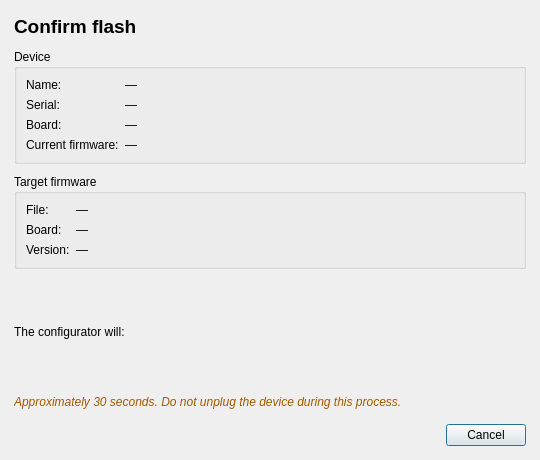
Before: the Qt Designer form src/dialogs/flashconfirmationdialog.ui in anpeaco/FreeJoyXConfiguratorQt, drawn with Qt 5.
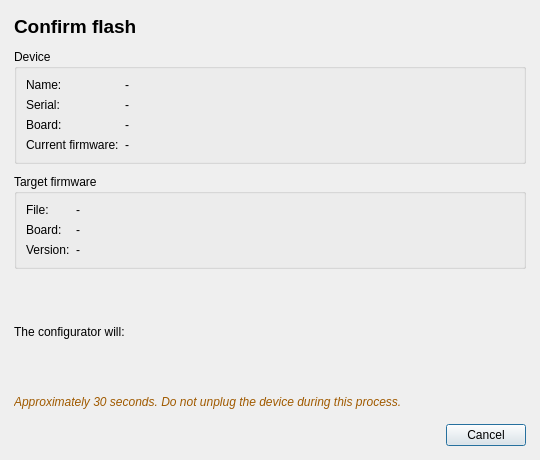
After: the same form once the commit is applied.

Commit message:
Fix XML / build-blocker errors in new ui/cpp files
uic doesn't accept em-dashes or '--' inside XML comments (the latter
ends a comment marker). Round-trip the new layout/dialog files through
ASCII hyphens and rewrite the offending comments. Verified clean by
mingw32-make build producing release/FreeJoyQt.exe.

Diff of the .ui file:
```diff
--- a/src/dialogs/flashconfirmationdialog.ui
+++ b/src/dialogs/flashconfirmationdialog.ui
@@ -44,7 +44,7 @@
        </widget>
       </item>
       <item row="0" column="1">
-       <widget class="QLabel" name="label_DeviceName"><property name="text"><string notr="true">—</string></property></widget>
+       <widget class="QLabel" name="label_DeviceName"><property name="text"><string notr="true">-</string></property></widget>
       </item>
       <item row="1" column="0">
        <widget class="QLabel" name="label_DeviceSerialTag">
@@ -52,7 +52,7 @@
        </widget>
       </item>
       <item row="1" column="1">
-       <widget class="QLabel" name="label_DeviceSerial"><property name="text"><string notr="true">—</string></property></widget>
+       <widget class="QLabel" name="label_DeviceSerial"><property name="text"><string notr="true">-</string></property></widget>
       </item>
       <item row="2" column="0">
        <widget class="QLabel" name="label_DeviceBoardTag">
@@ -60,7 +60,7 @@
        </widget>
       </item>
       <item row="2" column="1">
-       <widget class="QLabel" name="label_DeviceBoard"><property name="text"><string notr="true">—</string></property></widget>
+       <widget class="QLabel" name="label_DeviceBoard"><property name="text"><string notr="true">-</string></property></widget>
       </item>
       <item row="3" column="0">
        <widget class="QLabel" name="label_DeviceFwTag">
@@ -68,7 +68,7 @@
        </widget>
       </item>
       <item row="3" column="1">
-       <widget class="QLabel" name="label_DeviceFw"><property name="text"><string notr="true">—</string></property></widget>
+       <widget class="QLabel" name="label_DeviceFw"><property name="text"><string notr="true">-</string></property></widget>
       </item>
      </layout>
     </widget>
@@ -85,7 +85,7 @@
        </widget>
       </item>
       <item row="0" column="1">
-       <widget class="QLabel" name="label_TargetFile"><property name="text"><string notr="true">—</string></property></widget>
+       <widget class="QLabel" name="label_TargetFile"><property name="text"><string notr="true">-</string></property></widget>
       </item>
       <item row="1" column="0">
        <widget class="QLabel" name="label_TargetBoardTag">
@@ -93,7 +93,7 @@
        </widget>
       </item>
       <item row="1" column="1">
-       <widget class="QLabel" name="label_TargetBoard"><property name="text"><string notr="true">—</string></property></widget>
+       <widget class="QLabel" name="label_TargetBoard"><property name="text"><string notr="true">-</string></property></widget>
       </item>
       <item row="2" column="0">
        <widget class="QLabel" name="label_TargetFwTag">
@@ -101,7 +101,7 @@
        </widget>
       </item>
       <item row="2" column="1">
-       <widget class="QLabel" name="label_TargetFw"><property name="text"><string notr="true">—</string></property></widget>
+       <widget class="QLabel" name="label_TargetFw"><property name="text"><string notr="true">-</string></property></widget>
       </item>
      </layout>
     </widget>
```
The commit also changes 3 other files.
